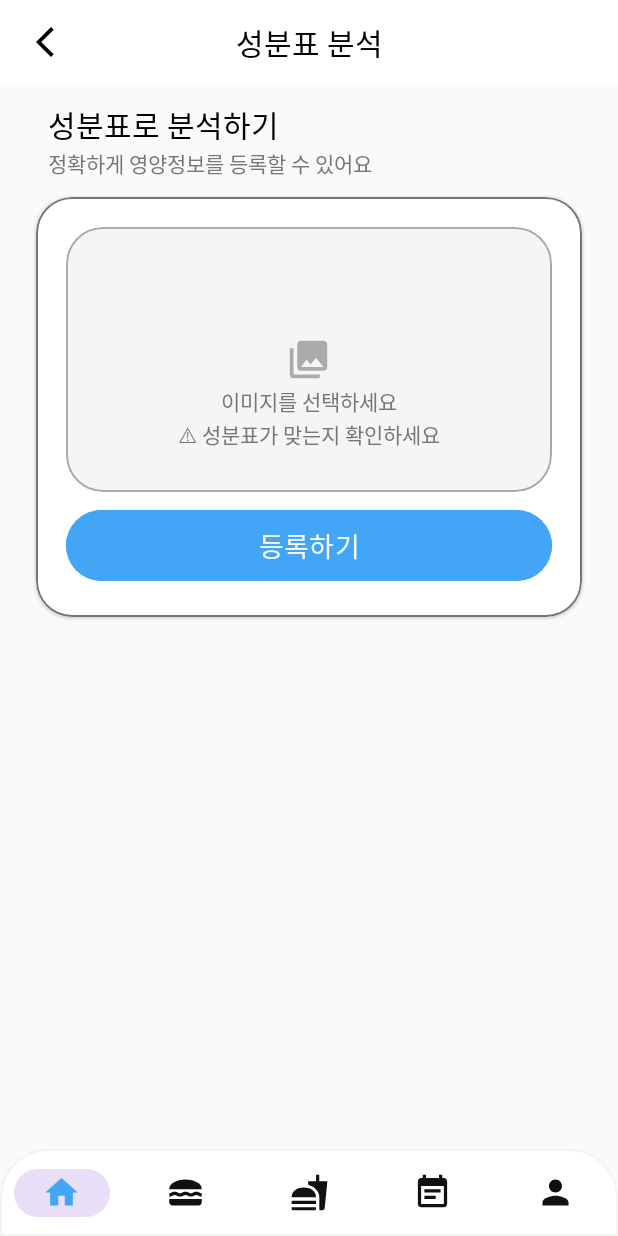
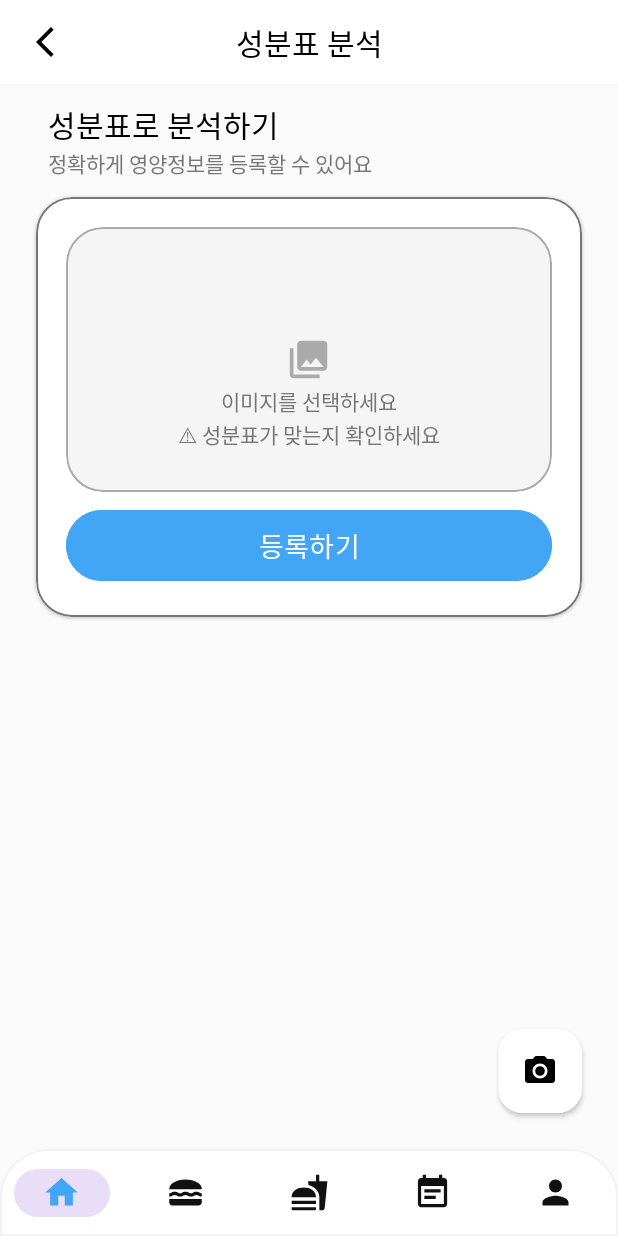
Before and after one commit to smitehead/explosive-necklace, an Android app: the fragment LabelFragment placed in its activity, on a phone screen of 412 x 824 dp. Run offline under Robolectric (Android 15) with nearby library versions, the phone set to English and light mode, and no system bars; our stand-ins replace Firebase (no records; nobody signed in at launch, a user with empty details on screens opened directly); libraries missing offline, so code that uses them is left out: com.github.mikephil.charting; pictures from the network do not load; Roboto replaces fonts that are not available here; 23 statements that could not run were skipped.

Commit message:
<프로젝트 수정해봄>

```diff
--- a/app/src/main/java/com/cookandroid/project2025/HomeFragment.java
+++ b/app/src/main/java/com/cookandroid/project2025/HomeFragment.java
@@ -204,7 +204,7 @@ public class HomeFragment extends Fragment {
                         double overFat = Math.max(totalFat - fatGoal, 0);
 
                         if (overKcal <= 0 && overCarbs <= 0 && overProtein <= 0 && overFat <= 0) {
-                            recommendationTextView.setText("초과된 영양소가 없습니다");
+                            recommendationTextView.setText("초과된 영양소가\n없습니다");
                             overKcalTextView.setText("0 k");
                             overCarbsTextView.setText("0 g");
                             overProteinTextView.setText("0 g");
--- a/app/src/main/java/com/cookandroid/project2025/LabelFragment.java
+++ b/app/src/main/java/com/cookandroid/project2025/LabelFragment.java
@@ -14,6 +14,7 @@ import android.view.ViewGroup;
 import android.widget.Button;
 import android.widget.ImageButton;
 import android.widget.ImageView;
+import android.widget.TextView;
 import android.widget.Toast;
 
 import androidx.activity.result.ActivityResultLauncher;
@@ -40,10 +41,11 @@ import okhttp3.Response;
 public class LabelFragment extends Fragment {
 
     private ImageView imageView;
-
     private ImageButton backButton;
     private Button uploadButton;
     private Uri selectedImageUri;
+    private ImageView overlayIcon;
+    private TextView overlayText, overlayText2;
 
     private final OkHttpClient client = new OkHttpClient.Builder()
             .connectTimeout(180, TimeUnit.SECONDS)
@@ -63,6 +65,9 @@ public class LabelFragment extends Fragment {
         imageView = view.findViewById(R.id.imageView);
         uploadButton = view.findViewById(R.id.uploadButton);
         backButton = view.findViewById(R.id.backButton);
+        overlayIcon = view.findViewById(R.id.overlayIcon);
+        overlayText = view.findViewById(R.id.overlayText);
+        overlayText2 = view.findViewById(R.id.overlayText2);
 
         backButton.setOnClickListener(v -> {
             requireActivity().getSupportFragmentManager().popBackStack();
@@ -73,6 +78,9 @@ public class LabelFragment extends Fragment {
                     if (uri != null) {
                         selectedImageUri = uri;
                         imageView.setImageURI(uri);
+                        overlayIcon.setVisibility(View.GONE);
+                        overlayText.setVisibility(View.GONE);
+                        overlayText2.setVisibility(View.GONE);
                     }
                 });
 
--- a/app/src/main/res/layout/activity_label_fragment.xml
+++ b/app/src/main/res/layout/activity_label_fragment.xml
@@ -166,4 +166,17 @@
         </LinearLayout>
     </ScrollView>
 
+    <com.google.android.material.floatingactionbutton.FloatingActionButton
+        android:id="@+id/cameraFab"
+        android:layout_width="wrap_content"
+        android:layout_height="wrap_content"
+        android:layout_margin="24dp"
+        app:elevation="2dp"
+        android:contentDescription="카메라 열기"
+        android:src="@drawable/baseline_camera_alt_24"
+        app:tint="@android:color/black"
+        app:backgroundTint="@color/white"
+        app:layout_constraintBottom_toBottomOf="parent"
+        app:layout_constraintEnd_toEndOf="parent"
+        app:fabSize="normal" />
 </androidx.constraintlayout.widget.ConstraintLayout>
--- a/app/src/main/res/layout/fragment_settings.xml
+++ b/app/src/main/res/layout/fragment_settings.xml
@@ -53,7 +53,7 @@
                 android:scaleType="centerCrop"
                 android:clipToOutline="true"
                 android:background="@drawable/circle_shape"
-                android:src="@drawable/sample_profile"/>
+                android:src="@drawable/profile_man"/>
 
             <Button
                 android:id="@+id/button"
```
Also changed, not shown: app/src/main/java/com/cookandroid/project2025/CheckFragment.java (+11 -0 lines), app/src/main/java/com/cookandroid/project2025/MultiCheckFragment.java (+11 -0 lines), app/src/main/java/com/cookandroid/project2025/ProfileFragment.java (+8 -4 lines), app/src/main/java/com/cookandroid/project2025/ResultFragment.java (+19 -4 lines), app/src/main/java/com/cookandroid/project2025/SettingsFragment.java (+57 -8 lines), app/src/main/res/layout/fragment_profile.xml (+2 -6 lines), app/src/main/res/drawable/profile_man.png (added), app/src/main/res/drawable/profile_woman.png (added).
